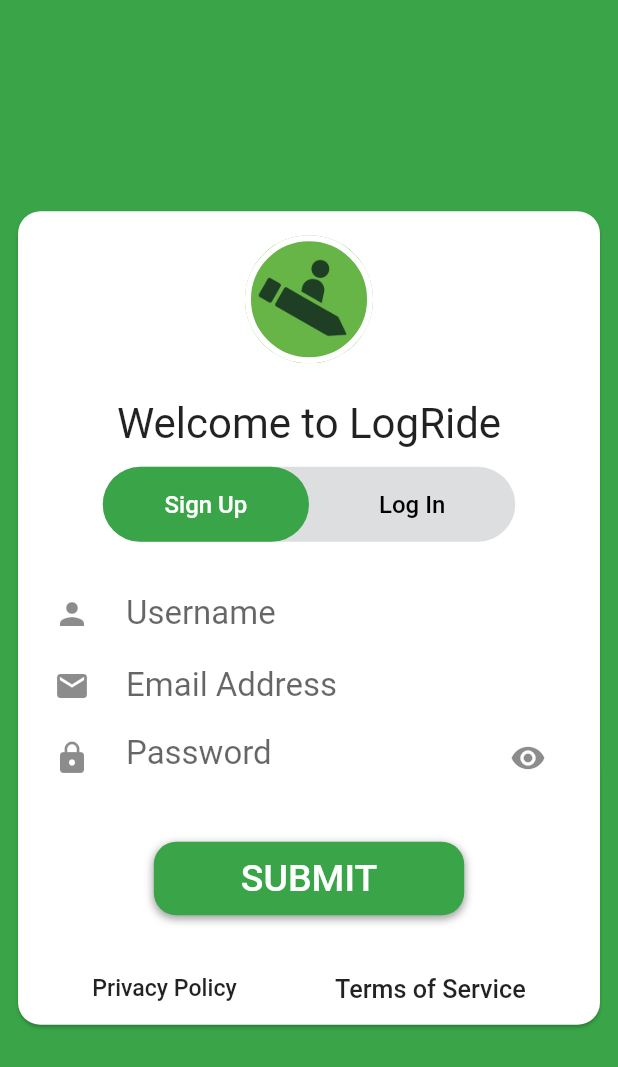
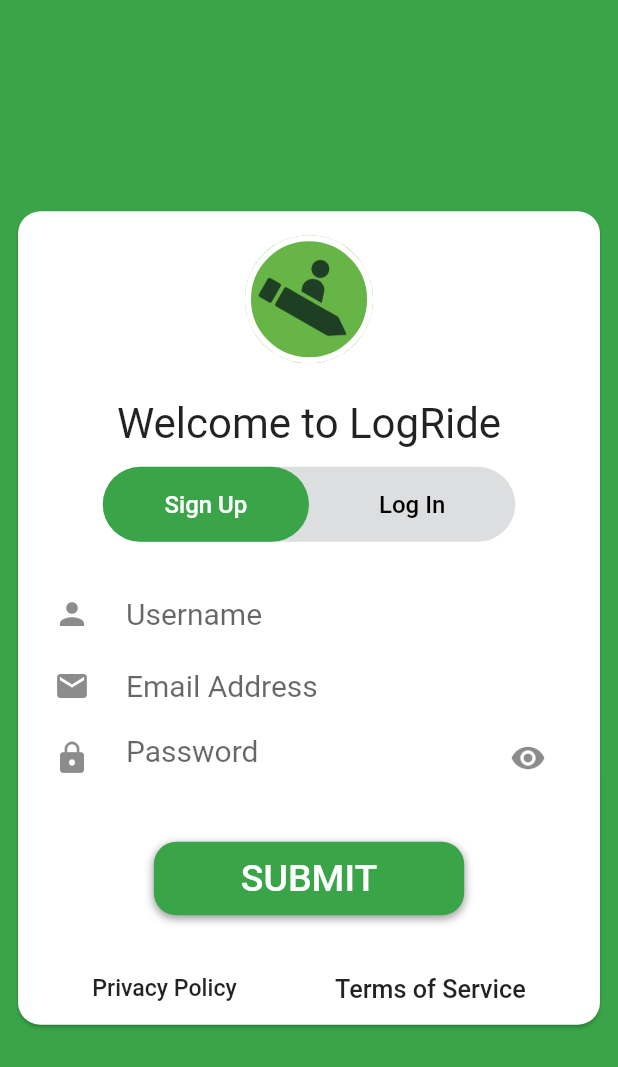
Before and after one commit to partnercloudsupport/logride, a Flutter app: the screen it shows after launch, on a phone screen of 412 x 824 dp. Shown: the top 1067 px of the screen. Run offline on Flutter 3.47's test engine with Material 2 defaults, Android fonts, the phone set to English and light mode, and no system bars; our stand-ins replace auto_size_text, firebase_analytics, firebase_auth, firebase_database, firebase_messaging, firebase_storage and 9 more; missing offline and left inert: flutter_cupertino_date_picker; accounts and stored records are empty.

Commit message:
Font Size Tweaks

```diff
--- a/lib/main.dart
+++ b/lib/main.dart
@@ -24,13 +24,13 @@ class MyApp extends StatelessWidget {
             disabledColor: new Color.fromARGB(255, 204, 204, 204),
             textTheme: TextTheme(
                 subhead:
-                    TextStyle(fontSize: 22.0, fontWeight: FontWeight.normal),
+                    TextStyle(fontSize: 20.0, fontWeight: FontWeight.normal),
                 subtitle: TextStyle(
-                    fontSize: 16.0,
+                    fontSize: 18.0,
                     fontWeight: FontWeight.normal,
                     color: Colors.grey),
                 headline: TextStyle(
-                  fontSize: 28.0,
+                  fontSize: 26.0,
                   fontWeight: FontWeight.bold
                 ))),
         home: LandingPage(auth: Auth(), db: db,));
```
